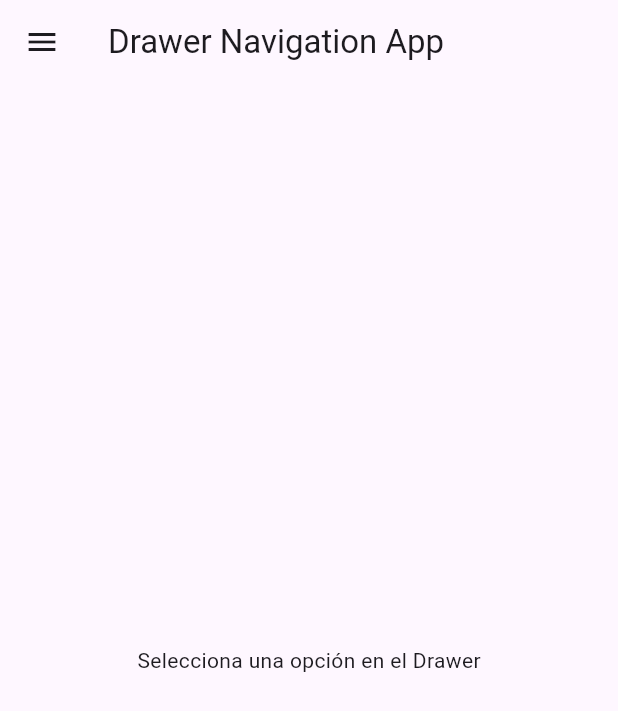
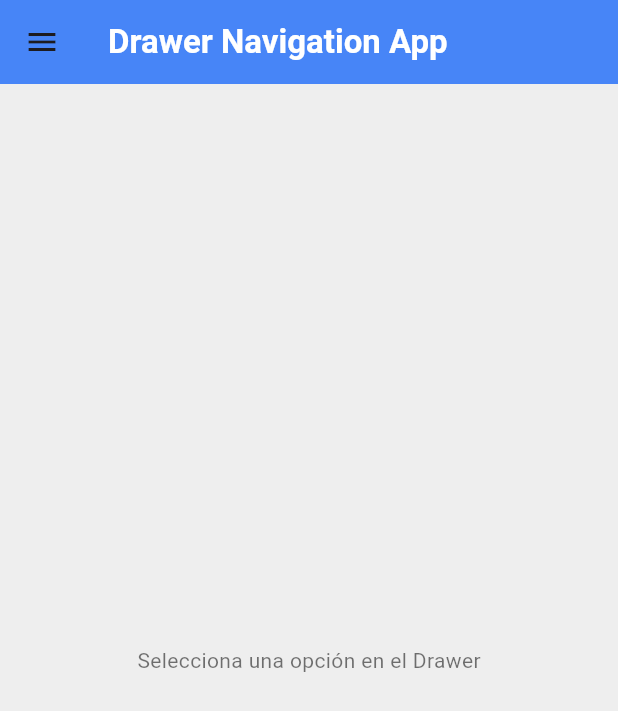
Before and after one commit to Paablo2005/Programacion_Multimedia, a Flutter app: the screen it shows after launch, on a phone screen of 412 x 824 dp. Shown: the top 711 px of the screen. Run offline on Flutter 3.47's test engine with Material 3 defaults, Android fonts, the light colour scheme and no system bars; our stand-ins replace google_fonts.

Commit message:
Actividades entrega 4

```diff
--- a/t1_act1_pabloamores/lib/main.dart
+++ b/t1_act1_pabloamores/lib/main.dart
@@ -1,3 +1,5 @@
+import 'package:flutter/material.dart';
+import 'package:t1_act1_pabloamores/routes/app_routes.dart';
 import 'package:t1_act1_pabloamores/screens/screens.dart';
 
 void main() {
@@ -13,26 +15,28 @@ class MyApp extends StatelessWidget {
       title: 'Drawer Navigation App',
       theme: ThemeData(
         primarySwatch: Colors.blue,
+        scaffoldBackgroundColor: Colors.grey[200],
+        textTheme: const TextTheme(
+          bodyLarge: TextStyle(color: Colors.black87, fontSize: 16),
+          bodyMedium: TextStyle(color: Colors.black54, fontSize: 14),
+          titleLarge: TextStyle(
+              color: Colors.blueAccent,
+              fontSize: 20,
+              fontWeight: FontWeight.bold),
+        ),
+        appBarTheme: const AppBarTheme(
+          color: Colors.blueAccent,
+          elevation: 4,
+          titleTextStyle: TextStyle(
+            color: Colors.white,
+            fontSize: 22,
+            fontWeight: FontWeight.bold,
+          ),
+        ),
       ),
-      home: const HomeScreen(),
+      initialRoute: AppRoutes.home,
+      routes: AppRoutes.routes,
       debugShowCheckedModeBanner: false,
-      initialRoute: '/',
-      routes: {
-        '/screens/random_photos': (context) => const RandomPhotosScreen(),
-        '/screens/home_screen': (context) => const HomeScreen(),
-        '/screens/row_photos_screen': (context) => const RowPhotosScreen(),
-        '/screens/nested_rows_and_columns_screen': (context) =>
-            const NestedRowsAndColumnsScreen(),
-        '/screens/name_screen': (context) => const NameScreen(),
-        '/screens/icons_screen': (context) => const IconsScreen(),
-        '/screens/header_screen': (context) => const HeaderScreen(),
-        '/screens/drawer': (context) => const MyDrawer(),
-        '/screens/column_photos_screen': (context) =>
-            const ColumnPhotosScreen(),
-        '/screens/clicks_count': (context) => const MiContador(),
-        '/screens/instagram/mi_instagram': (context) => const MiInstagram(),
-        '/screens/instagram/instagram': (context) => const Instagram(),
-      },
     );
   }
 }
--- /dev/null
+++ b/t1_act1_pabloamores/lib/routes/app_routes.dart
@@ -0,0 +1,35 @@
+import '../screens/screens.dart';
+
+class AppRoutes {
+  // Definir nombres para las rutas
+  static const String clicksCount = '/clicks_count';
+  static const String columnPhotos = '/column_photos';
+  static const String rowPhotos = '/row_photos';
+  static const String drawer = '/drawer';
+  static const String header = '/header';
+  static const String home = '/home';
+  static const String icons = '/icons';
+  static const String name = '/name';
+  static const String nestedRowsColumns = '/nested_rows_columns';
+  static const String randomPhotos = '/random_photos';
+  static const String miInstagram = '/mi_instagram';
+  static const String instagram = '/instagram';
+  static const String statColumn = '/stat_column';
+  static const String storyCircle = '/story_circle';
+
+  // Mapa de rutas
+  static final Map<String, WidgetBuilder> routes = {
+    clicksCount: (context) => const MiContador(),
+    columnPhotos: (context) => const ColumnPhotosScreen(),
+    rowPhotos: (context) => const RowPhotosScreen(),
+    drawer: (context) => const MyDrawer(),
+    header: (context) => const HeaderScreen(),
+    home: (context) => const HomeScreen(),
+    icons: (context) => const IconsScreen(),
+    name: (context) => const NameScreen(),
+    nestedRowsColumns: (context) => const NestedRowsAndColumnsScreen(),
+    randomPhotos: (context) => const RandomPhotosScreen(),
+    miInstagram: (context) => const MiInstagram(),
+    instagram: (context) => const Instagram(),
+  };
+}
--- a/t1_act1_pabloamores/lib/screens/drawer.dart
+++ b/t1_act1_pabloamores/lib/screens/drawer.dart
@@ -1,4 +1,5 @@
-import 'package:t1_act1_pabloamores/screens/screens.dart';
+import 'package:flutter/material.dart';
+import 'package:t1_act1_pabloamores/routes/app_routes.dart';
 
 class MyDrawer extends StatelessWidget {
   const MyDrawer({super.key});
@@ -21,58 +22,57 @@ class MyDrawer extends StatelessWidget {
           ListTile(
             title: const Text('Pantalla 1: Nombre y Repositorio'),
             onTap: () {
-              Navigator.pushNamed(context, '/screens/name_screen');
+              Navigator.pushNamed(context, AppRoutes.name);
             },
           ),
           ListTile(
             title: const Text('Pantalla 2: Fotos en Fila'),
             onTap: () {
-              Navigator.pushNamed(context, '/screens/row_photos_screen');
+              Navigator.pushNamed(context, AppRoutes.rowPhotos);
             },
           ),
           ListTile(
             title: const Text('Pantalla 3: Fotos en Columna'),
             onTap: () {
-              Navigator.pushNamed(context, '/screens/column_photos_screen');
+              Navigator.pushNamed(context, AppRoutes.columnPhotos);
             },
           ),
           ListTile(
             title: const Text('Pantalla 4: Íconos'),
             onTap: () {
-              Navigator.pushNamed(context, '/screens/icons_screen');
+              Navigator.pushNamed(context, AppRoutes.icons);
             },
           ),
           ListTile(
             title: const Text('Pantalla 5: Header'),
             onTap: () {
-              Navigator.pushNamed(context, '/screens/header_screen');
+              Navigator.pushNamed(context, AppRoutes.header);
             },
           ),
           ListTile(
             title: const Text('Pantalla 6: Filas y columnas anidadas'),
             onTap: () {
-              Navigator.pushNamed(
-                  context, '/screens/nested_rows_and_columns_screen');
+              Navigator.pushNamed(context, AppRoutes.nestedRowsColumns);
             },
           ),
           ListTile(
             title: const Text('Pantalla 7: Contador de clics'),
             onTap: () {
-              Navigator.pushNamed(context, '/screens/clicks_count');
+              Navigator.pushNamed(context, AppRoutes.clicksCount);
             },
           ),
           ListTile(
             title: const Text('Pantalla 8: Instagram'),
             onTap: () {
-              Navigator.pushNamed(context, '/screens/instagram/mi_instagram');
+              Navigator.pushNamed(context, AppRoutes.miInstagram);
             },
           ),
           ListTile(
-            title: const Text('Pantalla 9: Imagenes Game'),
+            title: const Text('Pantalla 9: Imágenes Game'),
             onTap: () {
-              Navigator.pushNamed(context, '/screens/random_photos');
+              Navigator.pushNamed(context, AppRoutes.randomPhotos);
             },
-          )
+          ),
         ],
       ),
     );
```
